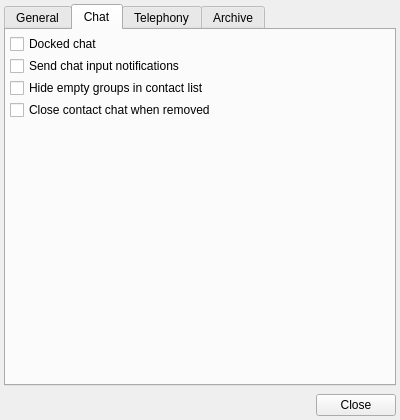
itds-consulting/yate, file share/skins/default/settings.ui: the form before one commit.
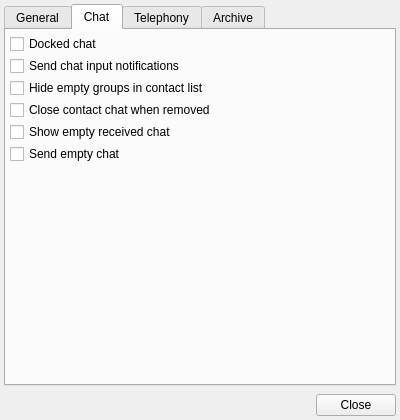
The form after the commit. The open tabs and pages were chosen to show the change. Icons and pictures are not drawn.

Commit message: Added client options used to send or show received chat with empty body.

The edit to the form file:
```diff
--- a/share/skins/default/settings.ui
+++ b/share/skins/default/settings.ui
@@ -180,6 +180,26 @@
          </property>
         </widget>
        </item>
+       <item>
+        <widget class="QCheckBox" name="showemptychat" >
+         <property name="toolTip" >
+          <string>Show received chat with empty body</string>
+         </property>
+         <property name="text" >
+          <string>Show empty received chat</string>
+         </property>
+        </widget>
+       </item>
+       <item>
+        <widget class="QCheckBox" name="sendemptychat" >
+         <property name="toolTip" >
+          <string>Send empty chat</string>
+         </property>
+         <property name="text" >
+          <string>Send empty chat</string>
+         </property>
+        </widget>
+       </item>
        <item>
         <spacer>
          <property name="orientation" >
```
The commit also changes 3 other files.
